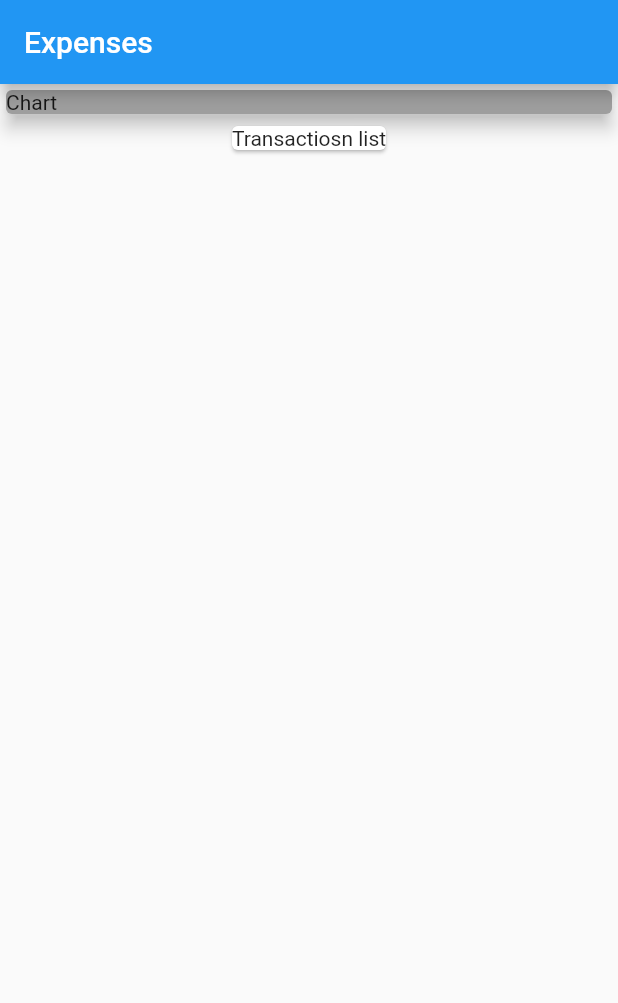
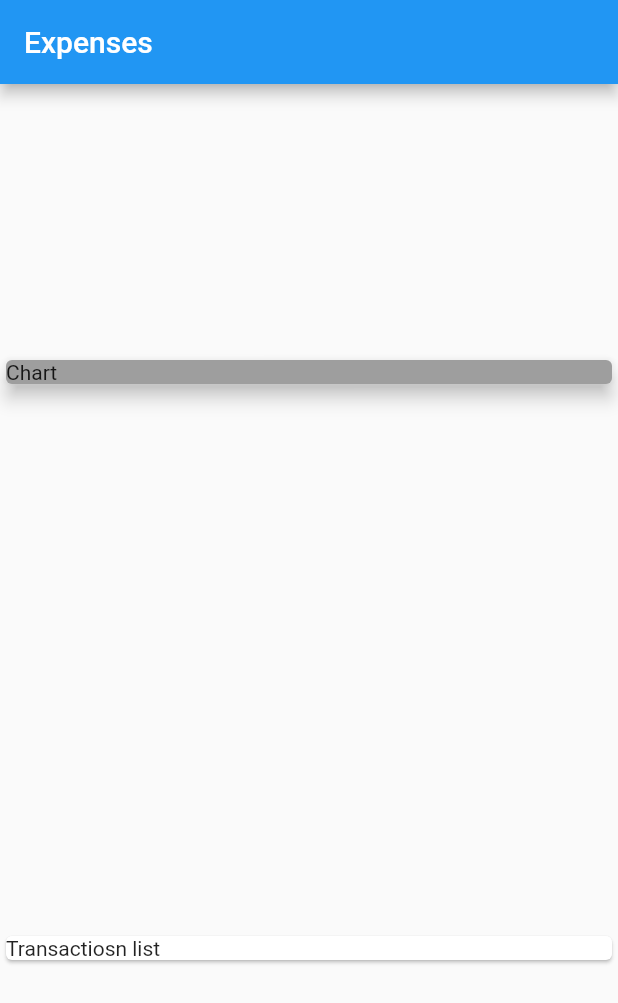
Before and after one commit to IsmaelCardoso/personal_expense_flutter_exemple, a Flutter app: the screen it shows after launch, on a phone screen of 412 x 824 dp. Shown: the top 1003 px of the screen. Run offline on Flutter 3.47's test engine with Material 2 defaults, Android fonts, the phone set to English and light mode, and no system bars.

Commit message:
chore(main):  axis align colum

```diff
--- a/lib/main.dart
+++ b/lib/main.dart
@@ -19,14 +19,18 @@ class MyHomePage extends StatelessWidget {
         title: Text("Expenses"),
       ),
       body: Column(
+        mainAxisAlignment: MainAxisAlignment.spaceAround,
+        crossAxisAlignment: CrossAxisAlignment.stretch,
         children: <Widget>[
           Container(
+            width: double.infinity,
             child: Card(
-              child: Text("Chart"),
+              child: Text(
+                "Chart",
+              ),
               color: Colors.grey,
               elevation: 5,
             ),
-            width: double.infinity,
           ),
           Card(
             child: Text("Transactiosn list"),
```
